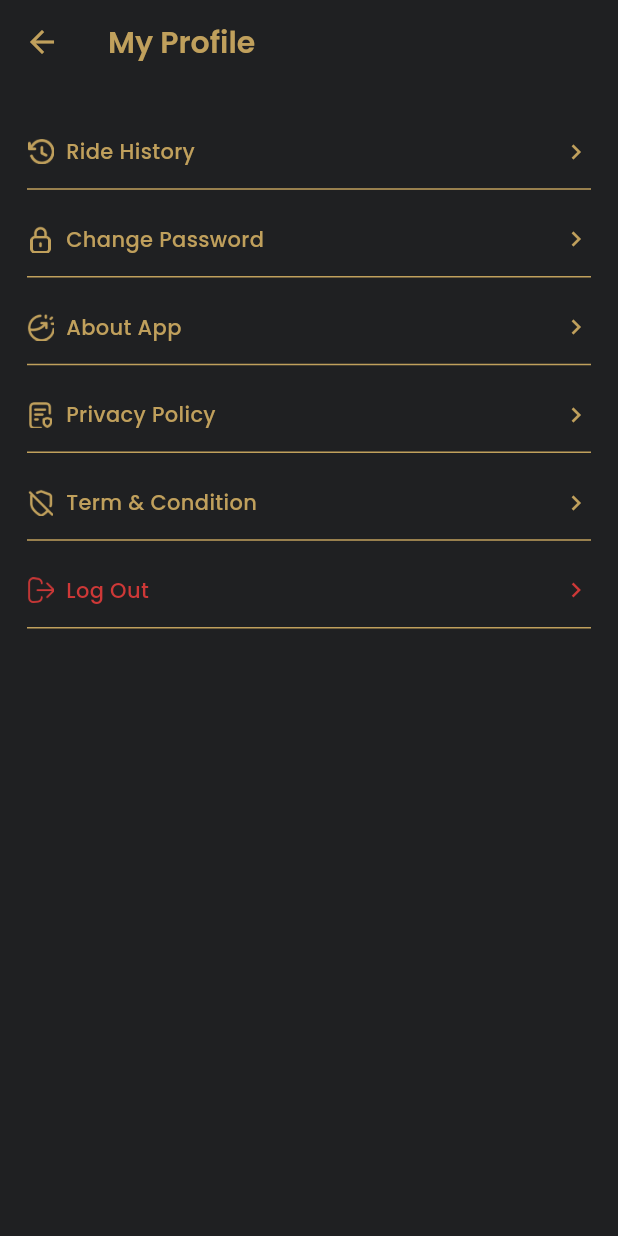
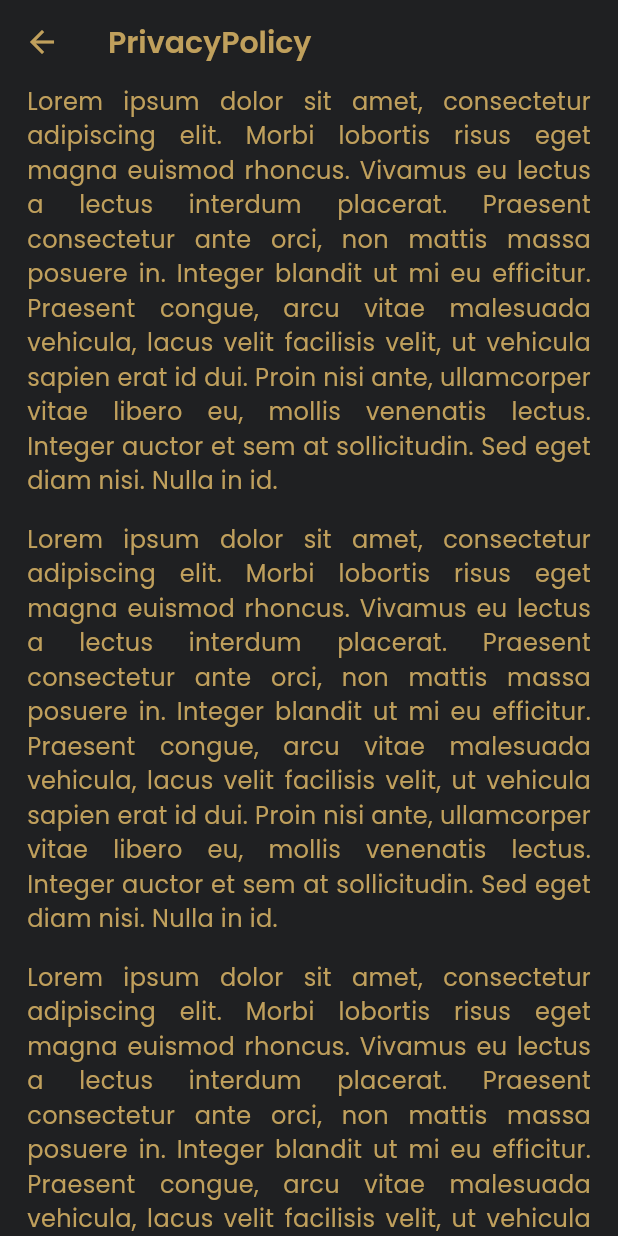
Before and after one commit to FSDTeam-SAA/flutter_exodus_qa-FO1D2940D043-, a Flutter app: the UserProfileScreen screen opened by its route, after a tap on "Privacy Policy", on a phone screen of 412 x 824 dp. Run offline on Flutter 3.47's test engine with Material 3 defaults, Android fonts, the phone set to English and light mode, and no system bars; our stand-ins replace cached_network_image, dio, flutter_secure_storage, get_it, hive, hive_flutter and 1 more; accounts and stored records are empty.

Commit message:
Add Profile About Screens

```diff
--- a/lib/core/routes/app_routes.dart
+++ b/lib/core/routes/app_routes.dart
@@ -27,4 +27,8 @@ abstract class AppRoutes {
   /// [User Profile]
   static const userProfile = 'user-profile';
   static const rideHistory = 'ride-history';
+  static const aboutApp = 'about-app';
+  static const privacyPolicy = 'privacy-policy';
+  static const termsAndCondition = 'terms-and-condition';
+  static const changePassword = 'change-password';
 }
--- a/lib/core/routes/route_generator.dart
+++ b/lib/core/routes/route_generator.dart
@@ -1,5 +1,8 @@
 import 'package:exodus/core/routes/transitions/fade_route.dart';
 import 'package:exodus/core/routes/transitions/slide_left.dart';
+import 'package:exodus/presentation/screens/app/about_app.dart';
+import 'package:exodus/presentation/screens/app/privacy_policy.dart';
+import 'package:exodus/presentation/screens/app/terms_condition.dart';
 import 'package:exodus/presentation/screens/auth/screens/create_new_password.dart';
 import 'package:exodus/presentation/screens/auth/screens/forgot_password.dart';
 import 'package:exodus/presentation/screens/auth/screens/login_screen.dart';
@@ -71,6 +74,14 @@ class RouteGenerator {
       case AppRoutes.rideHistory:
         return SlideLeftTransition(page: RideHistoryScreen());
 
+      // About, Privacy, Terms
+      case AppRoutes.aboutApp:
+        return SlideLeftTransition(page: AboutApp());
+      case AppRoutes.privacyPolicy:
+        return SlideLeftTransition(page: PrivacyPolicy());
+      case AppRoutes.termsAndCondition:
+        return SlideLeftTransition(page: TermsCondition());
+
       default:
         return _errorRoute();
     }
--- /dev/null
+++ b/lib/presentation/screens/app/privacy_policy.dart
@@ -0,0 +1,41 @@
+import 'package:exodus/core/constants/app/app_gap.dart';
+import 'package:exodus/presentation/widgets/app_scaffold.dart';
+import 'package:flutter/material.dart';
+
+class PrivacyPolicy extends StatelessWidget {
+  const PrivacyPolicy({super.key});
+
+  @override
+  Widget build(BuildContext context) {
+    return AppScaffold(
+      appBar: AppBar(title: const Text('PrivacyPolicy')),
+      body: ListView(
+        physics: const BouncingScrollPhysics(),
+        children: [
+          const Text(
+            'Lorem ipsum dolor sit amet, consectetur adipiscing elit. Morbi lobortis risus eget magna euismod rhoncus. Vivamus eu lectus a lectus interdum placerat. Praesent consectetur ante orci, non mattis massa posuere in. Integer blandit ut mi eu efficitur. Praesent congue, arcu vitae malesuada vehicula, lacus velit facilisis velit, ut vehicula sapien erat id dui. Proin nisi ante, ullamcorper vitae libero eu, mollis venenatis lectus. Integer auctor et sem at sollicitudin. Sed eget diam nisi. Nulla in id.',
+            textAlign: TextAlign.justify,
+          ),
+
+          Gap.h16,
+          const Text(
+            'Lorem ipsum dolor sit amet, consectetur adipiscing elit. Morbi lobortis risus eget magna euismod rhoncus. Vivamus eu lectus a lectus interdum placerat. Praesent consectetur ante orci, non mattis massa posuere in. Integer blandit ut mi eu efficitur. Praesent congue, arcu vitae malesuada vehicula, lacus velit facilisis velit, ut vehicula sapien erat id dui. Proin nisi ante, ullamcorper vitae libero eu, mollis venenatis lectus. Integer auctor et sem at sollicitudin. Sed eget diam nisi. Nulla in id.',
+            textAlign: TextAlign.justify,
+          ),
+
+          Gap.h16,
+          const Text(
+            'Lorem ipsum dolor sit amet, consectetur adipiscing elit. Morbi lobortis risus eget magna euismod rhoncus. Vivamus eu lectus a lectus interdum placerat. Praesent consectetur ante orci, non mattis massa posuere in. Integer blandit ut mi eu efficitur. Praesent congue, arcu vitae malesuada vehicula, lacus velit facilisis velit, ut vehicula sapien erat id dui. Proin nisi ante, ullamcorper vitae libero eu, mollis venenatis lectus. Integer auctor et sem at sollicitudin. Sed eget diam nisi. Nulla in id.',
+            textAlign: TextAlign.justify,
+          ),
+
+          Gap.h16,
+          const Text(
+            'Lorem ipsum dolor sit amet, consectetur adipiscing elit. Morbi lobortis risus eget magna euismod rhoncus. Vivamus eu lectus a lectus interdum placerat. Praesent consectetur ante orci, non mattis massa posuere in. Integer blandit ut mi eu efficitur. Praesent congue, arcu vitae malesuada vehicula, lacus velit facilisis velit, ut vehicula sapien erat id dui. Proin nisi ante, ullamcorper vitae libero eu, mollis venenatis lectus. Integer auctor et sem at sollicitudin. Sed eget diam nisi. Nulla in id.',
+            textAlign: TextAlign.justify,
+          ),
+        ],
+      ),
+    );
+  }
+}
--- a/lib/presentation/screens/splash/screens/splash_screen.dart
+++ b/lib/presentation/screens/splash/screens/splash_screen.dart
@@ -1,7 +1,6 @@
 import 'package:exodus/core/di/service_locator.dart';
 import 'package:exodus/core/routes/app_routes.dart';
 import 'package:exodus/core/services/navigation_service.dart';
-import 'package:exodus/core/services/socket_services.dart';
 import 'package:exodus/domain/usecases/auth/check_auth_status_usecase.dart';
 import 'package:exodus/presentation/widgets/app_logo.dart';
 import 'package:flutter/material.dart';
```
Also changed, not shown: lib/presentation/screens/app/about_app.dart (added, +41 -0 lines), lib/presentation/screens/app/terms_condition.dart (added, +41 -0 lines), lib/presentation/screens/profile/screens/user_profile_screen.dart (+9 -3 lines).
